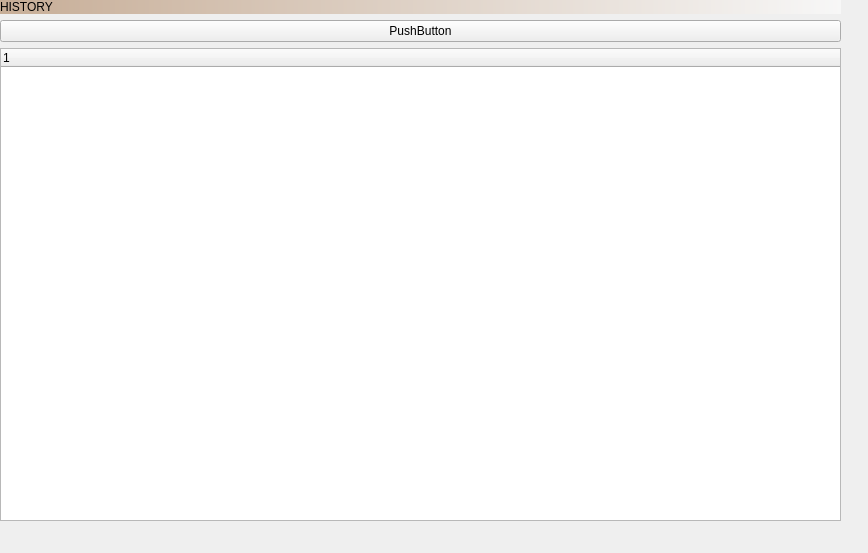
Old version of the form history.ui in the repository Jenway/gomoku.
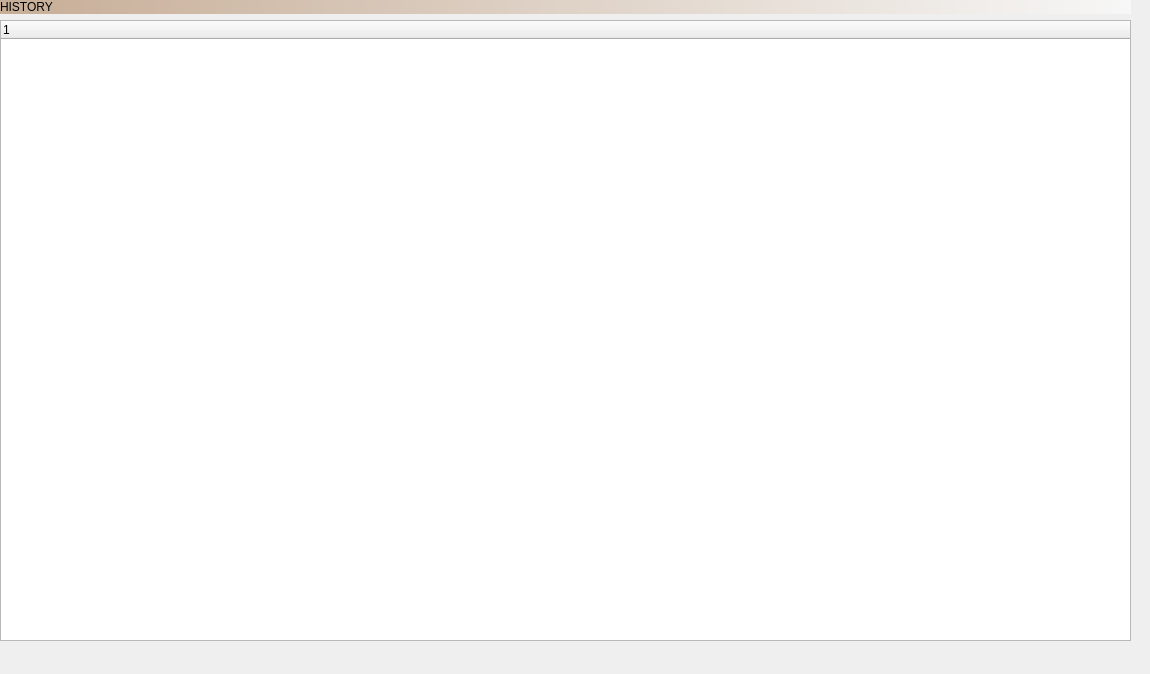
New version of the form.

What changed in the file:
```diff
--- a/history.ui
+++ b/history.ui
@@ -6,8 +6,8 @@
    <rect>
     <x>0</x>
     <y>0</y>
-    <width>868</width>
-    <height>553</height>
+    <width>1150</width>
+    <height>674</height>
    </rect>
   </property>
   <property name="windowTitle">
@@ -18,8 +18,8 @@
     <rect>
      <x>0</x>
      <y>0</y>
-     <width>841</width>
-     <height>521</height>
+     <width>1131</width>
+     <height>641</height>
     </rect>
    </property>
    <layout class="QVBoxLayout" name="verticalLayout">
@@ -35,13 +35,6 @@
       </property>
      </widget>
     </item>
-    <item>
-     <widget class="QPushButton" name="pushButton">
-      <property name="text">
-       <string>PushButton</string>
-      </property>
-     </widget>
-    </item>
     <item>
      <widget class="QTreeWidget" name="treeWidget">
       <column>
```
